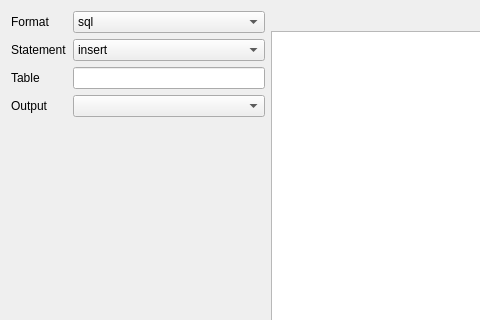
Above: savedatadialog.ui from mugiseyebrows/mugi-query before the change; both pictures show x 0 to 480 and y 0 to 320 of the 800 by 600 pixel window. Below: the same form after it.
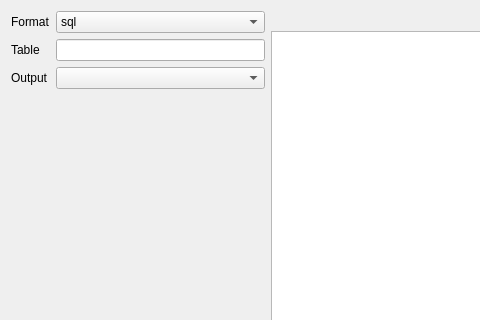
That is the form after the change.

Diff of the .ui file:
```diff
--- a/savedatadialog.ui
+++ b/savedatadialog.ui
@@ -17,39 +17,25 @@
    <item>
     <layout class="QHBoxLayout" name="horizontalLayout_3">
      <item>
-      <layout class="QGridLayout" name="gridLayout" rowstretch="0,0,0,0,0">
-       <item row="2" column="1">
-        <widget class="QLineEdit" name="table"/>
-       </item>
+      <layout class="QGridLayout" name="gridLayout" rowstretch="0,0,0,0">
        <item row="2" column="0">
+        <widget class="QLabel" name="label_4">
+         <property name="text">
+          <string>Output</string>
+         </property>
+        </widget>
+       </item>
+       <item row="2" column="1">
+        <widget class="QComboBox" name="output"/>
+       </item>
+       <item row="1" column="0">
         <widget class="QLabel" name="label_3">
          <property name="text">
           <string>Table</string>
          </property>
         </widget>
        </item>
-       <item row="1" column="0">
-        <widget class="QLabel" name="label_2">
-         <property name="text">
-          <string>Statement</string>
-         </property>
-        </widget>
-       </item>
-       <item row="1" column="1">
-        <widget class="QComboBox" name="statement">
-         <item>
-          <property name="text">
-           <string>insert</string>
-          </property>
-         </item>
-         <item>
-          <property name="text">
-           <string>update</string>
-          </property>
-         </item>
-        </widget>
-       </item>
-       <item row="4" column="1">
+       <item row="3" column="1">
         <spacer name="verticalSpacer">
          <property name="orientation">
           <enum>Qt::Vertical</enum>
@@ -62,6 +48,9 @@
          </property>
         </spacer>
        </item>
+       <item row="1" column="1">
+        <widget class="QLineEdit" name="table"/>
+       </item>
        <item row="0" column="1">
         <widget class="QComboBox" name="format">
          <item>
@@ -83,16 +72,6 @@
          </property>
         </widget>
        </item>
-       <item row="3" column="0">
-        <widget class="QLabel" name="label_4">
-         <property name="text">
-          <string>Output</string>
-         </property>
-        </widget>
-       </item>
-       <item row="3" column="1">
-        <widget class="QComboBox" name="output"/>
-       </item>
       </layout>
      </item>
      <item>
```
